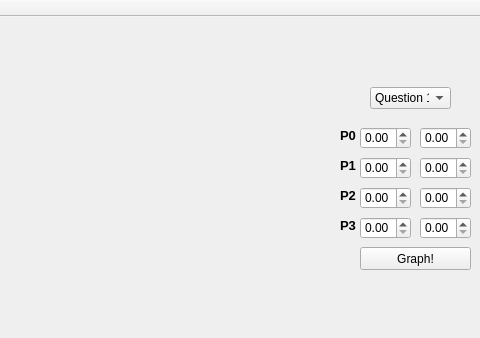
The window that mainwindow.ui (saadismail/beziercurve) describes before a commit, drawn with Qt 5; both pictures show x 320 to 800 and y 0 to 338 of the 800 by 600 pixel window.
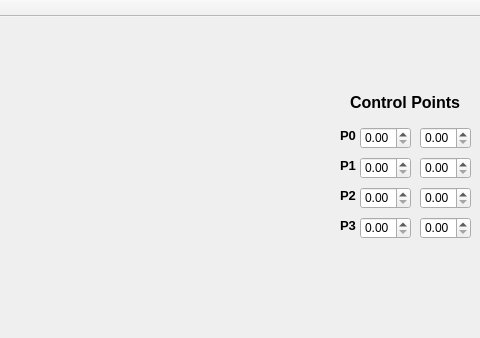
The same window after the commit. Custom widgets are drawn as their Qt base class.

Commit message: At last, the working commit. Extra buttons removed, vectors made class members

```diff
--- a/mainwindow.ui
+++ b/mainwindow.ui
@@ -14,19 +14,6 @@
    <string>MainWindow</string>
   </property>
   <widget class="QWidget" name="centralWidget">
-   <widget class="QPushButton" name="graph">
-    <property name="geometry">
-     <rect>
-      <x>680</x>
-      <y>230</y>
-      <width>111</width>
-      <height>23</height>
-     </rect>
-    </property>
-    <property name="text">
-     <string>Graph!</string>
-    </property>
-   </widget>
    <widget class="QDoubleSpinBox" name="p0x">
     <property name="geometry">
      <rect>
@@ -117,36 +104,6 @@
      </rect>
     </property>
    </widget>
-   <widget class="QComboBox" name="questionSelect">
-    <property name="geometry">
-     <rect>
-      <x>690</x>
-      <y>70</y>
-      <width>81</width>
-      <height>22</height>
-     </rect>
-    </property>
-    <item>
-     <property name="text">
-      <string>Question 1</string>
-     </property>
-    </item>
-    <item>
-     <property name="text">
-      <string>Question 3</string>
-     </property>
-    </item>
-    <item>
-     <property name="text">
-      <string>Question 4</string>
-     </property>
-    </item>
-    <item>
-     <property name="text">
-      <string>Question 5</string>
-     </property>
-    </item>
-   </widget>
    <widget class="QLabel" name="p0">
     <property name="geometry">
      <rect>
@@ -227,6 +184,26 @@
      <string>P3</string>
     </property>
    </widget>
+   <widget class="QLabel" name="p0_2">
+    <property name="geometry">
+     <rect>
+      <x>670</x>
+      <y>70</y>
+      <width>131</width>
+      <height>31</height>
+     </rect>
+    </property>
+    <property name="font">
+     <font>
+      <pointsize>12</pointsize>
+      <weight>75</weight>
+      <bold>true</bold>
+     </font>
+    </property>
+    <property name="text">
+     <string>Control Points</string>
+    </property>
+   </widget>
   </widget>
   <widget class="QToolBar" name="mainToolBar">
    <attribute name="toolBarArea">
```
The commit also changes 5 other files.
